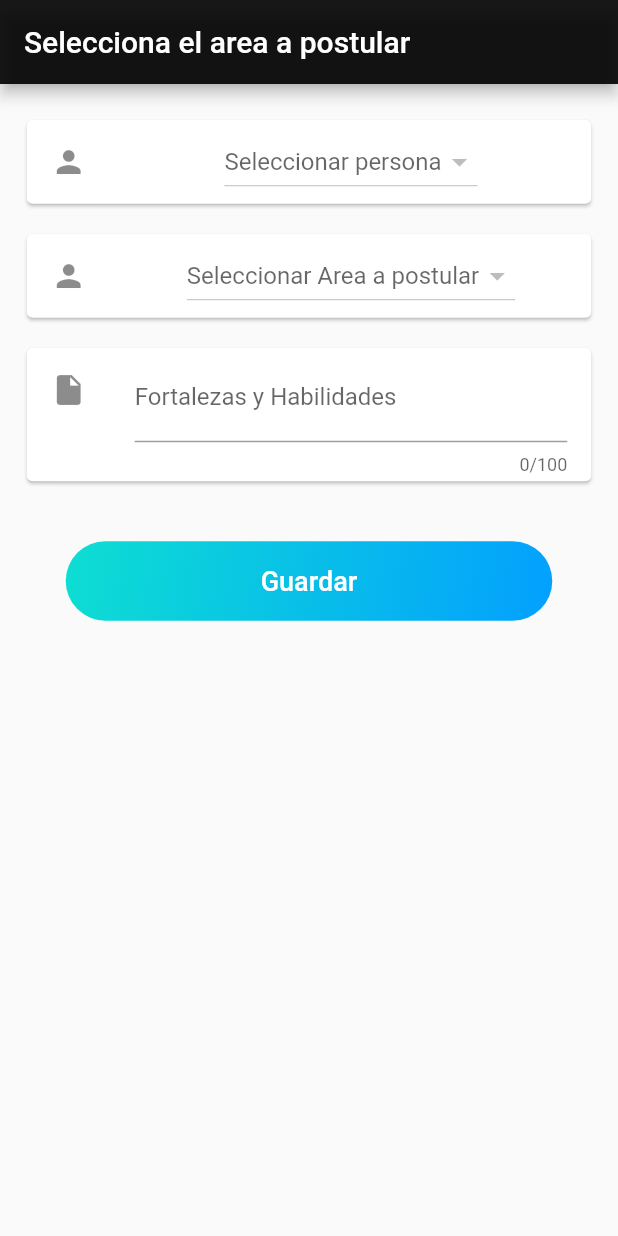
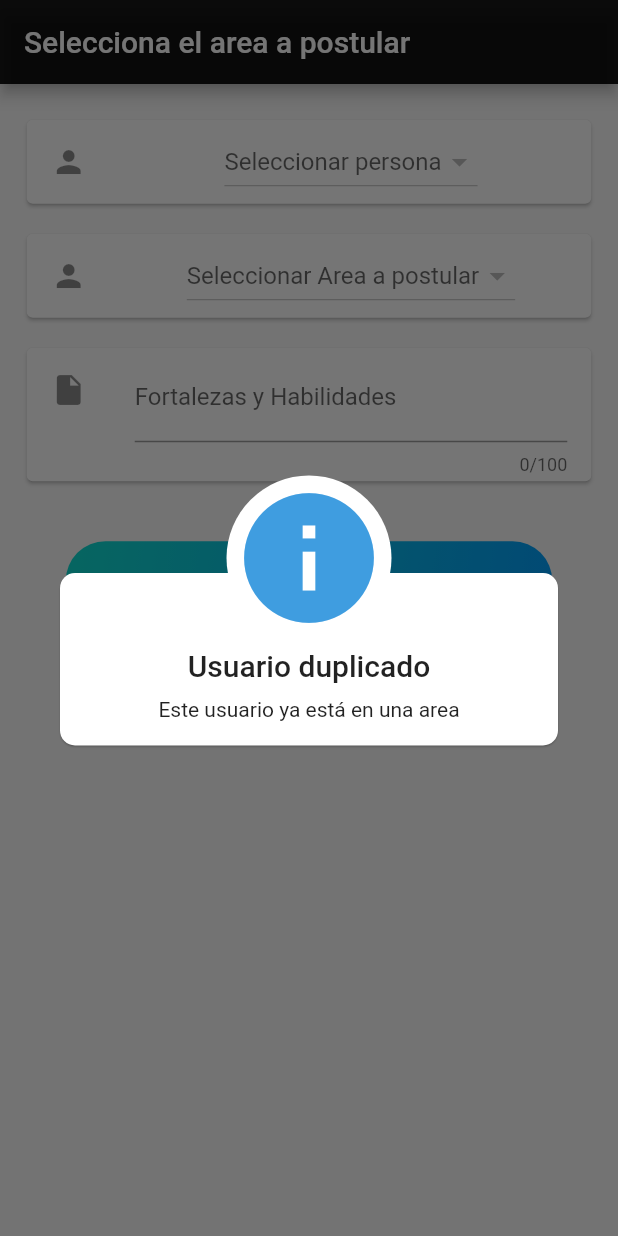
Before and after one commit to spacecodee/system_register_cbo, a Flutter app: the GetJobPage screen opened by its route, after a tap on "Guardar", on a phone screen of 412 x 824 dp. Run offline on Flutter 3.47's test engine with Material 2 defaults, Android fonts, the phone set to English and light mode, and no system bars; our stand-ins replace awesome_dialog, cloud_firestore, firebase_core, flutter_dotenv, go_router, google_fonts; accounts and stored records are empty.

```diff
--- a/lib/src/pages/get_job_page.dart
+++ b/lib/src/pages/get_job_page.dart
@@ -1,3 +1,4 @@
+import 'package:awesome_dialog/awesome_dialog.dart';
 import 'package:flutter/material.dart';
 import 'package:go_router/go_router.dart';
 import 'package:system_register_cbo/src/components/form_item_design.dart';
@@ -21,6 +22,14 @@ class _GetJobPageState extends State<GetJobPage> {
   @override
   Widget build(BuildContext context) {
     final responsive = SCResponsive.of(context);
+    final dialog = AwesomeDialog(
+      autoHide: const Duration(seconds: 3),
+      context: context,
+      dialogType: DialogType.info,
+      animType: AnimType.rightSlide,
+      title: 'Usuario duplicado',
+      desc: 'Este usuario ya está en una area',
+    );
 
     return Scaffold(
       appBar: AppBar(
@@ -30,15 +39,7 @@ class _GetJobPageState extends State<GetJobPage> {
         child: Container(
           padding: EdgeInsets.all(responsive.diagonalPercentage(1.5)),
           child: Form(
-            child: formUI(),
-          ),
-        ),
-      ),
-    );
-  }
-
-  Widget formUI() {
-    return Column(
+            child: Column(
               children: [
                 FormItemDesign(
                   icon: Icons.person,
@@ -63,7 +64,7 @@ class _GetJobPageState extends State<GetJobPage> {
                 ),
                 GestureDetector(
                   onTap: () {
-            save();
+                    save(dialog);
                   },
                   child: Container(
                     margin: const EdgeInsets.all(30.0),
@@ -91,6 +92,10 @@ class _GetJobPageState extends State<GetJobPage> {
                   ),
                 )
               ],
+            ),
+          ),
+        ),
+      ),
     );
   }
 
@@ -174,7 +179,7 @@ class _GetJobPageState extends State<GetJobPage> {
     );
   }
 
-  void save() {
+  void save(AwesomeDialog awesomeDialog) {
     final postulateJob = PostulateJobVo(
       postulateId: peopleValue.toString().trim(),
       postulateArea: postulateAreaValue.toString().trim(),
@@ -184,6 +189,8 @@ class _GetJobPageState extends State<GetJobPage> {
       if (value) {
         strengthsAbilities.clear();
         context.go('/');
+      } else {
+        awesomeDialog.show();
       }
     });
   }
--- a/lib/src/service/postulate_job_service.dart
+++ b/lib/src/service/postulate_job_service.dart
@@ -11,7 +11,42 @@ class PostulateJobService {
   static final _collectionPostulante = _instance.collection('postulant');
   static final _collectionArea = _instance.collection('postulate_area');
 
+  static Future<List<PostulateJobListDto>> lista() async {
+    List<PostulateJobListDto> list = [];
+
+    final jobs = await _collectionJob.get();
+    final postulantes = await _collectionPostulante.get();
+    final areas = await _collectionArea.get();
+
+    for (var job in jobs.docs) {
+      for (var postulante in postulantes.docs) {
+        for (var area in areas.docs) {
+          if (area['id'].toString().contains(job['postulate_area'])) {
+            if (postulante['id'].toString().contains(job['postulate_id'])) {
+              list.add(PostulateJobListDto(
+                postulateId: postulante['names'],
+                strengthsAbilities: job['strengths_abilities'],
+                postulateArea: area['name'],
+              ));
+            }
+          }
+        }
+      }
+    }
+
+    return list;
+  }
+
+  static Future<bool> existByPostulantId(String id) {
+    return _collectionJob.where('postulate_id', isEqualTo: id).get().then((value) => value.docs.isNotEmpty);
+  }
+
   static Future<bool> add(PostulateJobVo vo) async {
+    final alreadyExist = await existByPostulantId(vo.postulateId);
+    if (alreadyExist) {
+      return false;
+    }
+
     final areaExist = await PostulateAreaService.exists(vo.postulateArea);
     if (!areaExist) {
       return false;
@@ -34,29 +69,4 @@ class PostulateJobService {
       return false;
     }
   }
-
-  static Stream<List<PostulateJobListDto>> listAreas() {
-    return _collectionJob
-        .snapshots()
-        .map((snapshot) => snapshot.docs.map((doc) => PostulateJobListDto.fromJson(doc.data())).toList());
-  }
-
-  static Future<List<PostulateJobListDto>> lista() async {
-    List<PostulateJobListDto> list = [];
-
-    final jobs = await _collectionJob.get();
-    final postulantes = await _collectionPostulante.get();
-    final areas = await _collectionArea.get();
-
-    for (var job in jobs.docs) {
-      for (var postulante in postulantes.docs) {
-        final postulate = PostulateJobListDto();
-        final getSome = postulante.data().keys.where((element) => element == 'names');
-        print('postulante: $getSome');
-        //print(postulate);
-      }
-    }
-
-    return list;
-  }
 }
--- a/pubspec.yaml
+++ b/pubspec.yaml
@@ -18,6 +18,7 @@ dependencies:
   firebase_core: ^2.2.0
   cloud_firestore: ^4.0.5
   google_fonts: ^3.0.1
+  awesome_dialog: ^3.0.2
 
 dev_dependencies:
   flutter_test:
```
Also changed, not shown: lib/src/pages/home_page.dart (+33 -12 lines), pubspec.lock. Lines whose indentation alone changed are shown as unchanged.
